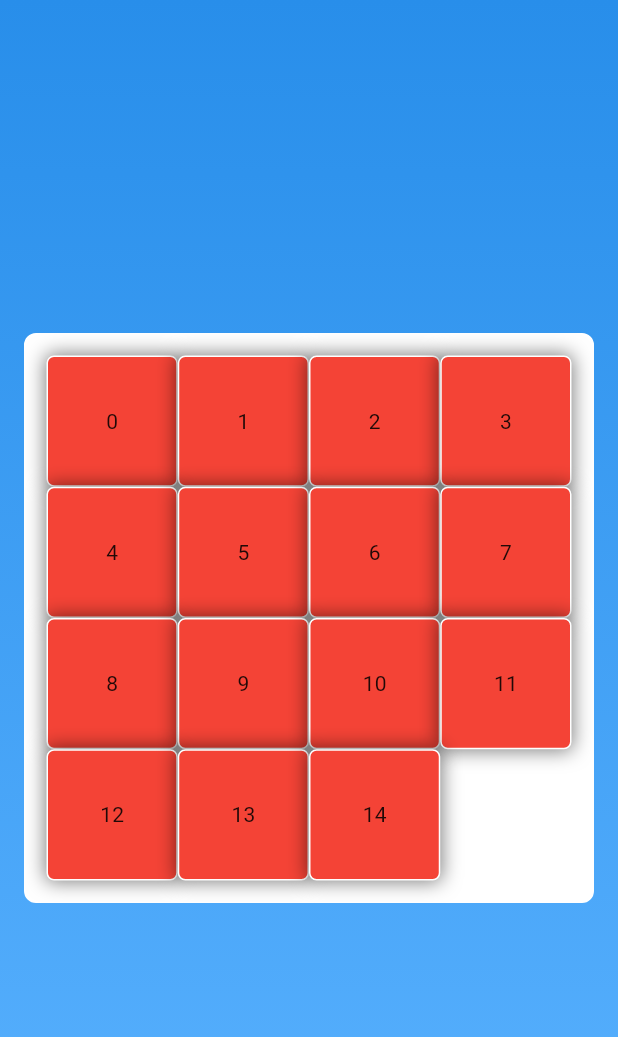
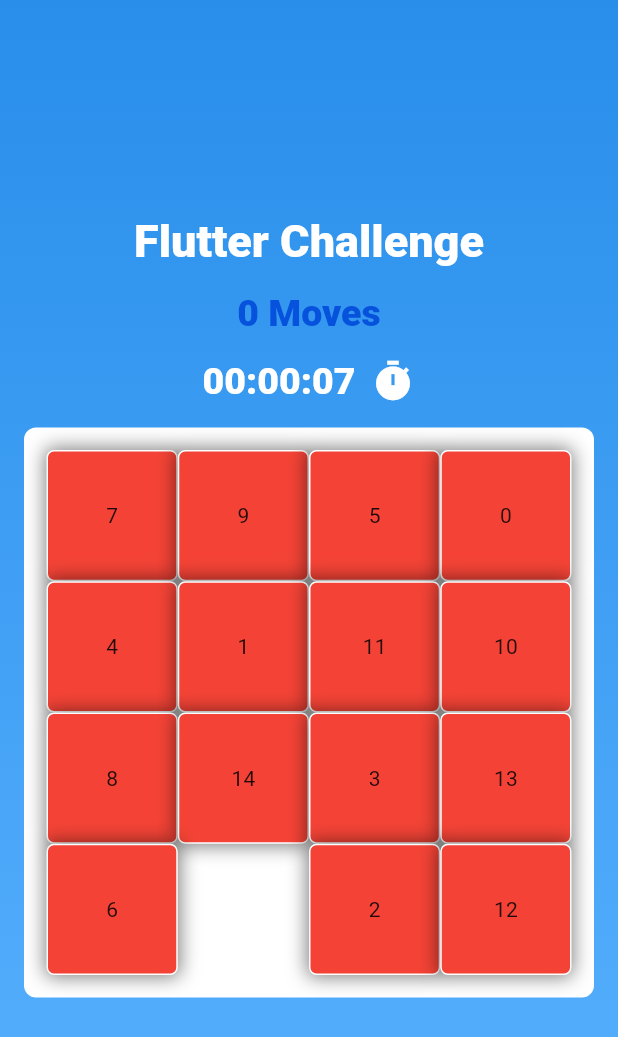
Before and after one commit to Miguelyrax/Flutter_Challenge, a Flutter app: the screen it shows after launch, on a phone screen of 412 x 824 dp. Shown: the top 1037 px of the screen. Run offline on Flutter 3.47's test engine with Material 2 defaults, Android fonts, the phone set to English and light mode, and no system bars.

Commit message:
Contador y shufler de listas

```diff
--- a/lib/main.dart
+++ b/lib/main.dart
@@ -1,3 +1,6 @@
+import 'dart:async';
+import 'dart:math';
+
 import 'package:flutter/material.dart';
 
 void main() => runApp(MyApp());
@@ -10,21 +13,71 @@ class MyApp extends StatefulWidget {
 }
 
 class _MyAppState extends State<MyApp> with SingleTickerProviderStateMixin {
-  final List<int> list=List.generate(16, (index) => index);
+  final List<int> list=List.generate(16, (index) {
+    return index;
+  });
+
   late AnimationController _controller;
   late Animation<double> _animation;
+   Timer? timer;
+    Duration timerInterval =const Duration(seconds: 1);
+    int counter = 0;
+
+    void stopTimer() {
+      if (timer != null) {
+        timer!.cancel();
+        timer = null;
+        counter = 0;
+      }
+    }
+    String hoursStr='00';
+    String minutesStr='00';
+    String secondsStr='00';
+    void tick(_) {
+      counter++;
+      setState(() {
+        hoursStr = ((counter / (60 * 60)) % 60)
+            .floor()
+            .toString()
+            .padLeft(2, '0');
+        minutesStr = ((counter / 60) % 60)
+            .floor()
+            .toString()
+            .padLeft(2, '0');
+        secondsStr =
+            (counter % 60).floor().toString().padLeft(2, '0');
+      });
+    }
+
+    void startTimer() {
+      timer = Timer.periodic(timerInterval, tick);
+    }
+  late int value;
   @override
   void initState() {
-    _controller = AnimationController(duration:const Duration(milliseconds: 1000),vsync: this);
-    _animation = Tween<double>(begin: 40.0, end: 0).animate(CurvedAnimation(parent: _controller, curve: Curves.ease));
+    list.shuffle();
+    startTimer();
+     value = list.indexOf(list[list.length-1]);
+    _controller = AnimationController(duration:const Duration(milliseconds: 2000),vsync: this);
+    _animation = Tween<double>(begin: 0, end: 1).animate(CurvedAnimation(parent: _controller, curve: Curves.ease));
     super.initState();
 
   }
+  @override
+  void dispose() {
+    super.dispose();
+  }
 
   int? lastIndex;
+  format(Duration d) => d.toString().split('.').first.padLeft(8, "0");
+  int grado=0;
+  int moves=0;
+
 
   @override
   Widget build(BuildContext context) {
+
+
     return MaterialApp(
       debugShowCheckedModeBanner: false,
       title: 'Material App',
@@ -46,18 +99,41 @@ class _MyAppState extends State<MyApp> with SingleTickerProviderStateMixin {
               mainAxisSize: MainAxisSize.min,
               mainAxisAlignment: MainAxisAlignment.center,
               children: [
-                Flexible(
-                  child: Container(
-                    margin: EdgeInsets.all(16),
+                const Text(
+                      'Flutter Challenge',
+                      style: TextStyle(fontSize: 30, fontWeight: FontWeight.w800, color: Colors.white),
+                      ),
+                      const SizedBox(height: 16),
+                 Text(
+                      '$moves Moves',
+                      style: TextStyle(fontSize: 25, fontWeight: FontWeight.w800, color: Color(0xff0652DD)),
+                      ),
+                      const SizedBox(height: 16),
+                Row(
+                  mainAxisAlignment: MainAxisAlignment.center,
+                  children: [
+                    Text(
+                      '$hoursStr:$minutesStr:$secondsStr',
+                      style:const TextStyle(fontSize: 25, fontWeight: FontWeight.w800, color: Colors.white),
+                      ),
+                      const SizedBox(width: 10),
+              const Icon(Icons.timer, color: Colors.white,size: 30,)
+                  ],
+                ),
+                AnimatedContainer(
+                      transformAlignment: Alignment.center,
+                      duration: Duration(milliseconds: 1000),
+                      // transform: Matrix4.identity()..rotateZ(pi*grado/2),
+                      margin:const EdgeInsets.all(16),
                       decoration:BoxDecoration(
                         color: Colors.white,
                         borderRadius: BorderRadius.circular(8),
                         border: Border.all(color: Colors.white, width: 15)
                       ),
                       child: GridView.builder(
-                      padding: EdgeInsets.all(0),
+                        padding:const EdgeInsets.all(0),
                         shrinkWrap: true,
-                      physics: NeverScrollableScrollPhysics(),
+                        physics:const NeverScrollableScrollPhysics(),
                         itemCount: list.length,
                         gridDelegate: const SliverGridDelegateWithFixedCrossAxisCount(
                                 crossAxisCount: 4,
@@ -67,51 +143,54 @@ class _MyAppState extends State<MyApp> with SingleTickerProviderStateMixin {
                               ), itemBuilder: (_,i){
                                 // i find the last item in the list
                                 return list[i]==list.length-1
-                              ?GestureDetector(
+                                ?Container(color: Colors.transparent,)
+                                :GestureDetector(
+                                  key: UniqueKey(),
                                   onTap: (){
+                                    moves++;
+                                    lastIndex=i;
+
                                     //if the lastindex is selected, the function can enter on the conditional
                                     if(lastIndex!=null){
+                                      int? index;
+                                       for (var element in list) {
+                                         if(element==value){
+                                          index = list.indexOf(element);
+                                         }
+                                      }
+                                      if(i==index!-4 || i==index+4 || i==index+1||i==index-1){
+
                                         final element=list.removeAt(lastIndex!);
-                                    list.insert(i, element);
+                                      list.insert(index, element);
 
                                     //this conditional is for lookup what element is >or<
-                                    if(lastIndex!>i){
-                                      final element2=list.removeAt(i+1);
+                                      if(lastIndex!>index){
+                                        final element2=list.removeAt(index+1);
 
                                         list.insert(lastIndex!, element2);
                                       }else{
-                                      final element2=list.removeAt(i-1);
+                                        final element2=list.removeAt(index-1);
 
                                         list.insert(lastIndex!, element2);
                                       }
-                                 _controller.reset();
-                                    _controller.forward();
+                                      lastIndex=null;
+                                   grado++;
+
 
 
                                     }
+
                                     setState(() {
 
                                     });
+
+                                    }
                                   },
-                                child: Container(color: Colors.transparent,))
-                              :GestureDetector(
+                                  child: AnimatedContainer(
                                     key: UniqueKey(),
-                                onTap: (){
-                                  lastIndex=i;
-                                  setState(() {
-
-                                  });
-                                },
-                                child: AnimatedBuilder(
-                                  builder: (_,Widget? child){
-                                    return Transform.translate(
-                                      offset:Offset(0,0),
-                                      child: child,
-                                      )
-                                      ;
-                                  },
-                                  animation: _controller,
-                                  child: Container(
+                                    transformAlignment: Alignment.center,
+                      duration:const Duration(milliseconds: 3000),
+                      // transform: Matrix4.identity()..rotateZ(pi*grado/2),
                                     decoration: BoxDecoration(
                                       boxShadow: [BoxShadow(
                                         color: Colors.black.withOpacity(0.5),
@@ -124,11 +203,9 @@ class _MyAppState extends State<MyApp> with SingleTickerProviderStateMixin {
                                     ),
                                     child:Center(child: Text(list[i].toString()),),
                                   ),
-                                ),
                                 );
                               }),
-                  ),
-                ),
+                    )
               ],
             )
           ),
```
Lines whose indentation alone changed are shown as unchanged.
